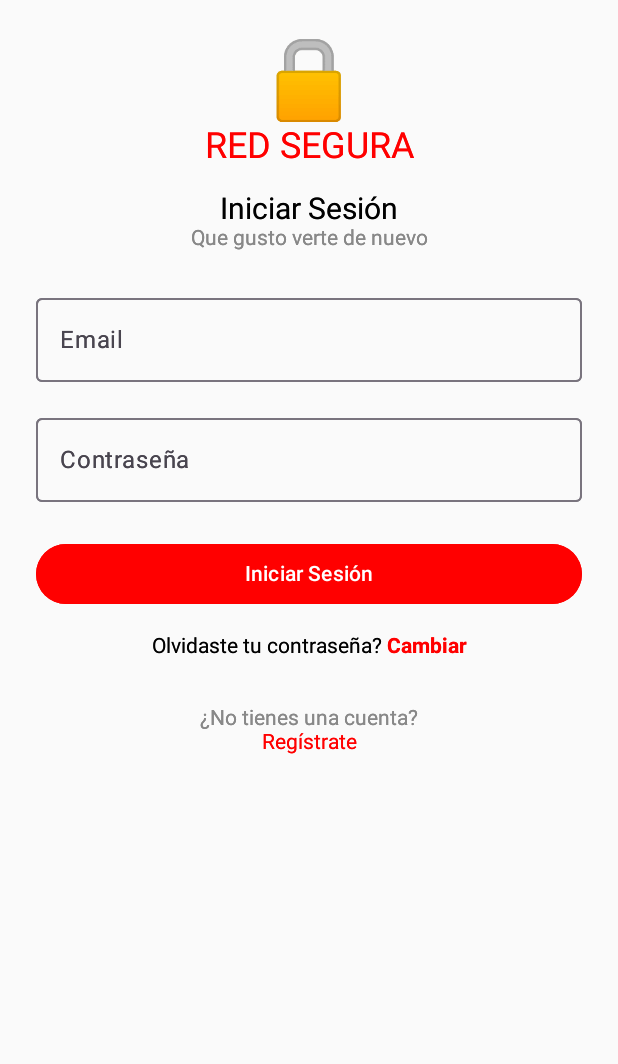
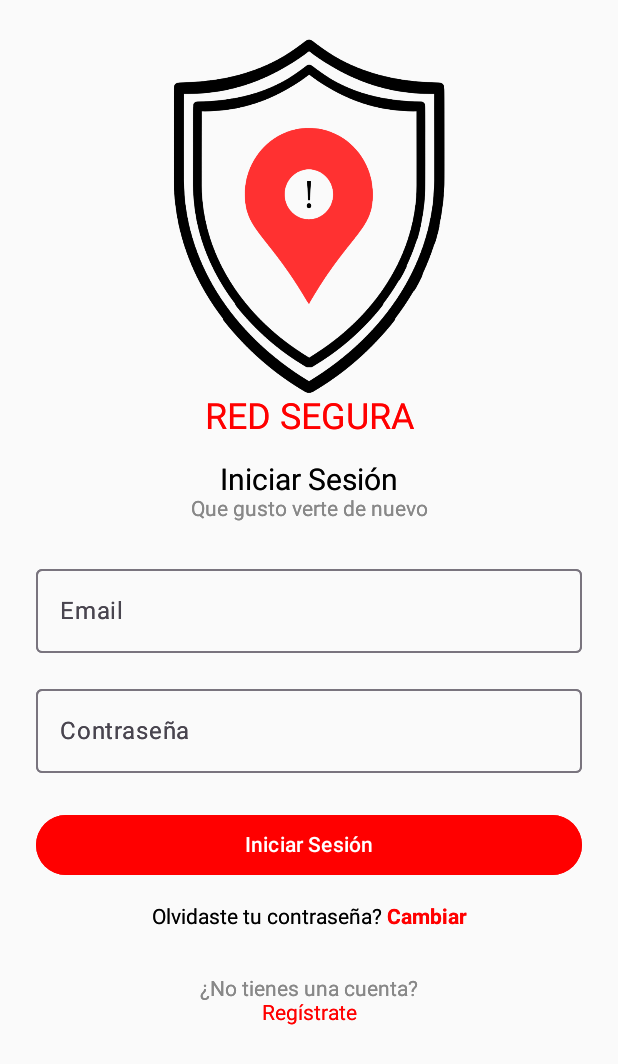
Before and after one commit to julianaMarin12/AppsMoviles, an Android app built with Jetpack Compose: the screen it shows after launch (MainActivity), on a phone screen of 412 x 824 dp. Shown: the top 1064 px of the screen. Run offline under Robolectric (Android 15) with nearby library versions, the phone set to English and light mode, and no system bars.

Commit message:
Add untracked files in Redsegura directory

```diff
--- a/app/src/main/java/com/example/taller1/ui/theme/LoginScreen.kt
+++ b/app/src/main/java/com/example/taller1/ui/theme/LoginScreen.kt
@@ -1,5 +1,6 @@
 package com.example.taller1.ui.theme
 
+import androidx.compose.foundation.Image
 import androidx.compose.foundation.layout.*
 import androidx.compose.foundation.text.KeyboardOptions
 import androidx.compose.material3.*
@@ -17,7 +18,10 @@ import androidx.compose.ui.text.font.FontWeight
 import androidx.compose.ui.unit.sp
 import androidx.navigation.NavController
 import androidx.compose.foundation.clickable
-import com.example.taller1.ui.theme.RegisterScreen
+import androidx.compose.ui.res.painterResource
+import com.example.taller1.R
+
+//import com.example.taller1.ui.theme.RegisterScreen
 
 
 @Composable
@@ -33,7 +37,11 @@ fun LoginScreen(navController: NavController) {
         horizontalAlignment = Alignment.CenterHorizontally
     ) {
         // Logo y Título
-        Text("🔒", fontSize = 50.sp) // Icono de escudo (puedes cambiarlo por un logo)
+        Image(
+            painter = painterResource(id = R.drawable.logo_whitout_background),
+            contentDescription = "Logo",
+            modifier = Modifier.size(240.dp)
+        )
         Text("RED SEGURA", fontSize = 24.sp, color = Color.Red)
         Spacer(modifier = Modifier.height(16.dp))
         Text("Iniciar Sesión", fontSize = 20.sp, color = Color.Black)
```
Also changed, not shown: app/src/main/res/drawable/logo_whitout_background.png (added).
